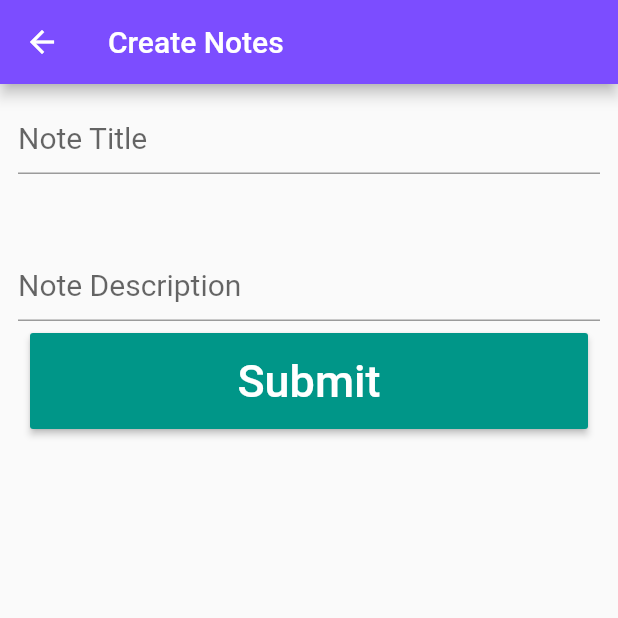
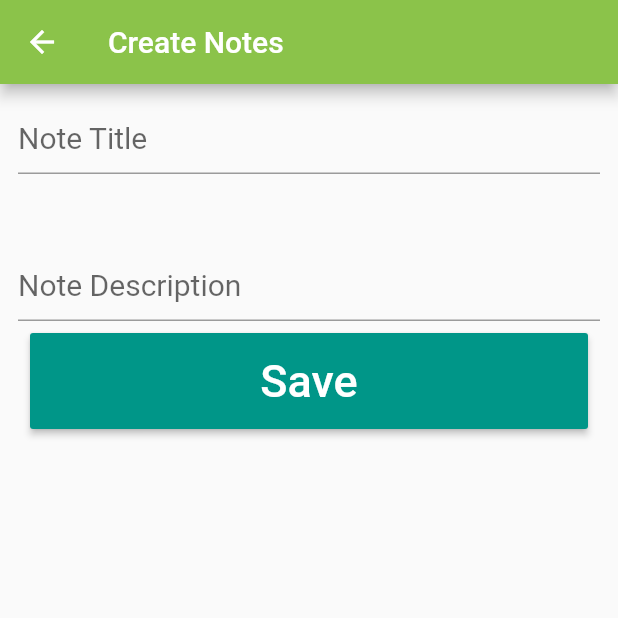
Before and after one commit to FahamidulDipro/competition, a Flutter app: the NoteModify screen opened directly, on a phone screen of 412 x 824 dp, the top half of it. Run offline on Flutter 3.47's test engine with Material 2 defaults, Android fonts, the phone set to English and light mode, and no system bars.

Commit message:
background-color changed

```diff
--- a/note_app2/lib/views/note_modify.dart
+++ b/note_app2/lib/views/note_modify.dart
@@ -26,7 +26,7 @@ class _NoteModifyState extends State<NoteModify> {
         title: Text(
           isEditing ? 'Edit Notes' : 'Create Notes',
         ),
-        backgroundColor: Colors.deepPurpleAccent,
+        backgroundColor: Colors.lightGreen,
       ),
       body: Padding(
         padding: const EdgeInsets.all(12.0),
@@ -91,7 +91,7 @@ class _NoteModifyState extends State<NoteModify> {
 //                    Navigator.pop(context);
                   },
                   child: Text(
-                    'Submit',
+                    'Save',
                     style: TextStyle(color: Colors.white, fontSize: 30),
                   ),
                   color: Colors.teal,
--- a/note_app2/lib/views/thirdscreen.dart
+++ b/note_app2/lib/views/thirdscreen.dart
@@ -15,15 +15,15 @@ class ThirdScreen extends StatelessWidget {
         title: Text(
           'Details',
         ),
-        backgroundColor: Colors.deepPurpleAccent,
+        backgroundColor: Colors.lightGreen,
         centerTitle: true,
       ),
       body: Container(
         decoration: BoxDecoration(
             gradient: LinearGradient(
-                colors: [Colors.blue, Colors.deepPurpleAccent])),
+                colors: [Colors.lightGreen, Colors.yellow[300]])),
         child: Padding(
-          padding: const EdgeInsets.all(40.0),
+          padding: const EdgeInsets.all(25.0),
           child: Container(
             decoration: BoxDecoration(borderRadius: BorderRadius.circular(20),color: Colors.white),
             child: Column(
```
Also changed, not shown: note_app2/lib/views/note_list.dart (+6 -5 lines).
